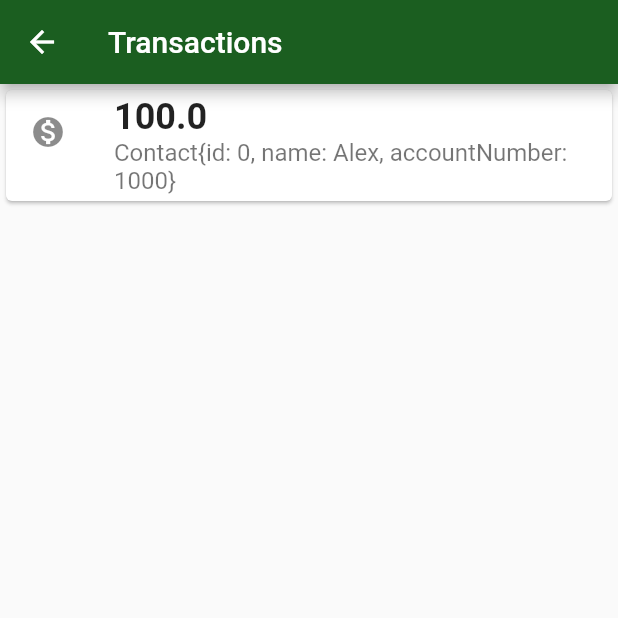
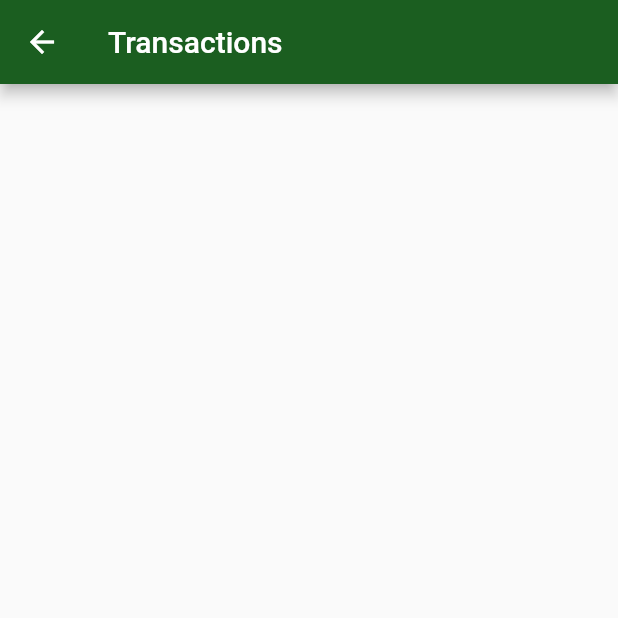
Before and after one commit to BernardoLS/FlutterByteBank, a Flutter app: the TransactionList screen opened directly, on a phone screen of 412 x 824 dp, the top half of it. Run offline on Flutter 3.47's test engine with Material 2 defaults, Android fonts, the phone set to English and light mode, and no system bars; our stand-ins replace sqflite; accounts and stored records are empty.

```diff
--- a/lib/screens/transaction_list.dart
+++ b/lib/screens/transaction_list.dart
@@ -12,7 +12,6 @@ class _TransactionListState extends State<TransactionList> {
 
   @override
   Widget build(BuildContext context) {
-    transactions.add(Transaction(100.0, Contact(0, 'Alex', 1000)));
     return Scaffold(
       appBar: AppBar(
         title: Text('Transactions'),
```
Also changed, not shown: lib/screens/dashboard.dart (+5 -3 lines).
